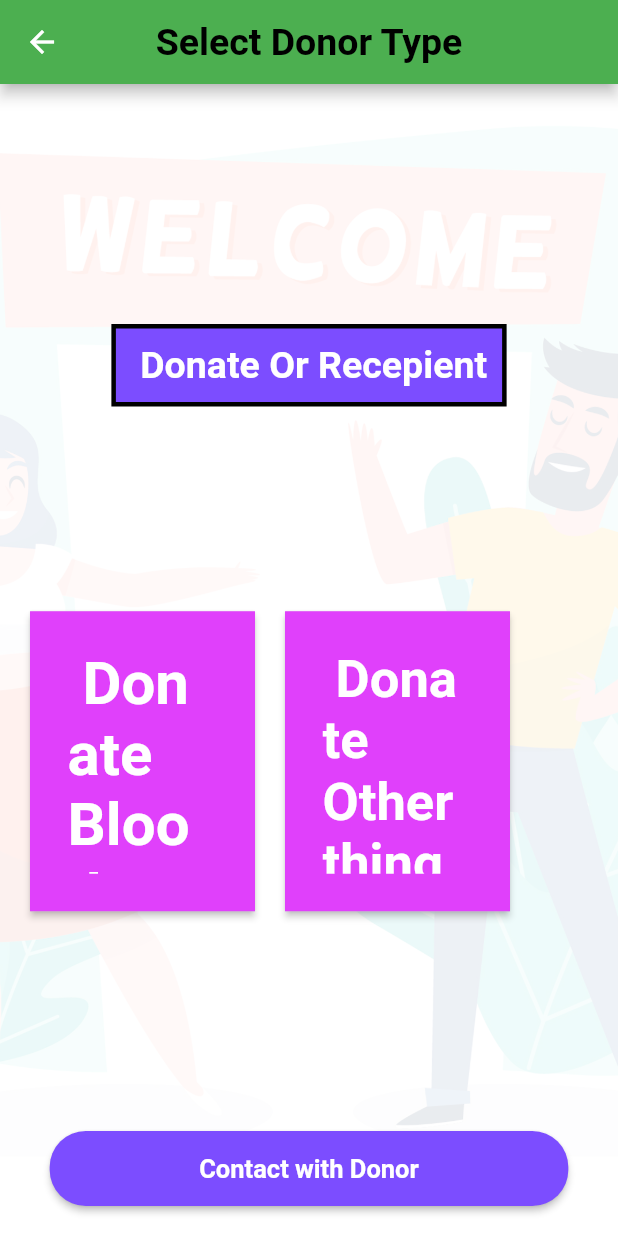
After one commit to bilalahmad9/Donate_Blood_or_Anything, a Flutter app: the donate screen opened directly, on a phone screen of 412 x 824 dp. The commit adds this screen. Run offline on Flutter 3.47's test engine with Material 2 defaults, Android fonts, the phone set to English and light mode, and no system bars; our stand-ins replace cloud_firestore, firebase_auth, firebase_core, flutter_spinkit, google_fonts; missing offline and left inert: loading; accounts and stored records are empty; Roboto replaces fonts that are missing (Acme).

Commit message:
Login Succefully
move to select Donor type screen succfully

```diff
--- /dev/null
+++ b/flutter_app/lib/DonateSelect.dart
@@ -0,0 +1,163 @@
+import 'package:flutter/cupertino.dart';
+import 'package:flutter/material.dart';
+import 'package:google_fonts/google_fonts.dart';
+
+class donate extends StatefulWidget {
+  @override
+  _donateState createState() => _donateState();
+}
+
+class _donateState extends State<donate> {
+  @override
+  Widget build(BuildContext context) {
+    return Scaffold(
+      appBar: AppBar(
+        backgroundColor: Colors.green,
+        centerTitle: true,
+        title: Text(
+          " Select Donor Type ",
+          style: TextStyle(
+              color: Colors.black, fontSize: 25.0, fontWeight: FontWeight.bold),
+        ),
+      ),
+    /*  drawer: Drawer(
+        child: MainDrawer(),
+      ),*/
+      body: Container(
+        decoration: new BoxDecoration(
+          image: new DecorationImage(
+            image: new AssetImage(
+              "images/welcome.jpg",
+            ),
+            fit: BoxFit.cover,
+          ),
+        ),
+        child: Scaffold(
+          backgroundColor: Colors.transparent,
+          body: Container(
+            color: Colors.white.withOpacity(0.9),
+            child: Column(
+              crossAxisAlignment: CrossAxisAlignment.center,
+              children: <Widget>[
+                Expanded(
+                  child: Column(
+                    children: <Widget>[
+                      SizedBox(
+                        height: 150,
+                      ),
+                      Container(
+                        padding: const EdgeInsets.all(10.0),
+                        margin: const EdgeInsets.all(10.0),
+                        child: Text(
+                          " Donate Or Recepient",
+                          style: GoogleFonts.acme(
+                            textStyle: Theme.of(context).textTheme.display1,
+                            fontSize: 25,
+                            fontWeight: FontWeight.w700,
+                            fontStyle: FontStyle.normal,
+                            color: Colors.white,
+                          ),
+                        ),
+                        decoration: BoxDecoration(
+                          color: Colors.deepPurpleAccent,
+                          border: Border.all(
+                            color: Colors.black,
+                            width: 3,
+                          ),
+                        ),
+                      ),
+                      Expanded(
+                        child: Row(
+                          children: <Widget>[
+                            Padding(padding: const EdgeInsets.all(10.0)),
+                            SizedBox(height: 1,),
+                            RaisedButton(
+                              padding: const EdgeInsets.all(0.0),
+                              onPressed: () {
+                               // Navigator.of(context).pushReplacement(
+                                //    MaterialPageRoute(builder: (context) => DonateBloodScreen()));
+                              },
+                              child: Container(
+                                height: 200,
+                                width: 150,
+                                color: Colors.purpleAccent,
+                                padding: const EdgeInsets.all(25.0),
+                                child: Text(
+                                  " Donate Blood",
+                                  style: GoogleFonts.acme(
+                                    textStyle:
+                                    Theme.of(context).textTheme.display1,
+                                    fontSize: 40,
+                                    fontWeight: FontWeight.w700,
+                                    fontStyle: FontStyle.normal,
+                                    color: Colors.white,
+                                  ),
+                                ),
+                                //child: Image.asset("images/donor.png", height: 100, width: 100,),
+
+                              ),
+
+                            ),
+                            SizedBox(
+                              width: 20.0,
+                            ),
+                            RaisedButton(
+                              padding: const EdgeInsets.all(0.0),
+                              onPressed: () {
+                              //  Navigator.of(context).pushReplacement(
+                              //      MaterialPageRoute(builder: (context) => DonateotherScreen()));
+                              },
+                              child: Container(
+                                height: 200,
+                                width: 150,
+                                color: Colors.purpleAccent,
+                                padding: const EdgeInsets.all(25.0),
+                                child: Text(
+                                  " Donate Other thing",
+                                  style: GoogleFonts.acme(
+                                    textStyle:
+                                    Theme.of(context).textTheme.display1,
+                                    fontSize: 35,
+                                    fontWeight: FontWeight.w700,
+                                    fontStyle: FontStyle.normal,
+                                    color: Colors.white,
+                                  ),
+                                ),
+                              ),
+
+                            ),
+                          ],
+                        ),
+                      ),
+                      Padding(
+                        padding: const EdgeInsets.all(20.0),
+                        child: RaisedButton(
+                          shape: RoundedRectangleBorder(
+                            borderRadius: BorderRadius.circular(24),
+                          ),
+                          onPressed: () {
+                           // Navigator.of(context).pushReplacement(
+                            //    MaterialPageRoute(builder: (context) => DonorContact()));
+                          },
+                          padding: EdgeInsets.all(15),
+                          color: Colors.deepPurpleAccent,
+                          child: Text(
+                              '                    Contact with Donor                    ',
+                              style: TextStyle(
+                                color: Colors.white,
+                                fontWeight: FontWeight.bold,
+                                fontSize: 17.0,
+                              )),
+                        ),
+                      ),
+                    ],
+                  ),
+                ),
+              ],
+            ),
+          ),
+        ),
+      ),
+    );
+  }
+}
--- a/flutter_app/lib/loginPage.dart
+++ b/flutter_app/lib/loginPage.dart
@@ -7,7 +7,7 @@ import 'signupPage.dart';
 import 'package:firebase_auth/firebase_auth.dart';
 import 'package:cloud_firestore/cloud_firestore.dart';
 import 'package:firebase_core/firebase_core.dart';
-import 'package:firebase_analytics/firebase_analytics.dart';
+import 'DonateSelect.dart';
 
 
 class LoginScreen extends StatefulWidget {
@@ -84,14 +84,7 @@ class _LoginScreenState extends State<LoginScreen> {
                           shape: RoundedRectangleBorder(
                             borderRadius: BorderRadius.circular(24),
                           ),
-                          onPressed: () {
-                            Navigator.push(
-                              context,
-                              MaterialPageRoute(
-                                builder: (context) => SignupScreen(), fullscreenDialog: true,
-                              ),
-                            );
-                          },
+                          onPressed: LogIn,
                           padding: EdgeInsets.all(15),
                           color: Colors.purpleAccent,
                           child: Text('                    Log In                    ',
@@ -138,7 +131,7 @@ class _LoginScreenState extends State<LoginScreen> {
         Navigator.push(
           context,
           MaterialPageRoute(
-            builder: (context) =>  MyApp(),
+            builder: (context) =>  donate(),
           ),
         );
       } catch (e) {
--- a/flutter_app/lib/main.dart
+++ b/flutter_app/lib/main.dart
@@ -1,7 +1,11 @@
 import 'package:flutter/material.dart';
 import 'splash.dart';
+import 'dart:async';
+import 'package:firebase_core/firebase_core.dart';
 
-void main() {
+void main() async {
+  WidgetsFlutterBinding.ensureInitialized();
+  await Firebase.initializeApp();
   runApp(MyApp());
 }
 
--- a/flutter_app/lib/signupPage.dart
+++ b/flutter_app/lib/signupPage.dart
@@ -3,7 +3,6 @@ import 'package:google_fonts/google_fonts.dart';
 import 'package:firebase_auth/firebase_auth.dart';
 import 'package:cloud_firestore/cloud_firestore.dart';
 import 'package:firebase_core/firebase_core.dart';
-import 'package:firebase_analytics/firebase_analytics.dart';
 import 'loginPage.dart';
 
 class SignupScreen extends StatefulWidget {
@@ -84,14 +83,7 @@ class _SignupScreenState extends State<SignupScreen> {
                     shape: RoundedRectangleBorder(
                       borderRadius: BorderRadius.circular(24),
                     ),
-                    onPressed: () {
-                      Navigator.push(
-                        context,
-                        MaterialPageRoute(
-                          builder: (context) => LoginScreen(), fullscreenDialog: true,
-                        ),
-                      );
-                    },
+                    onPressed: SignUp,
                     padding: EdgeInsets.all(15),
                     color: Colors.deepPurpleAccent,
                     child: Text(
--- a/flutter_app/lib/splash.dart
+++ b/flutter_app/lib/splash.dart
@@ -6,6 +6,7 @@ import 'package:google_fonts/google_fonts.dart';
 import 'package:loading/indicator/ball_pulse_indicator.dart';
 import 'package:loading/loading.dart';
 import 'signupPage.dart';
+import 'loginPage.dart';
 
 class splashscreen extends StatefulWidget {
   @override
@@ -18,7 +19,7 @@ class _splashscreenState extends State<splashscreen> {
     super.initState();
     Timer(Duration(seconds: 5), () {
       Navigator.of(context).pushReplacement(MaterialPageRoute(
-        builder: (context) => SignupScreen(),
+        builder: (context) => LoginScreen(),
       ));
     });
   }
```
Also changed, not shown: 1 other file.
